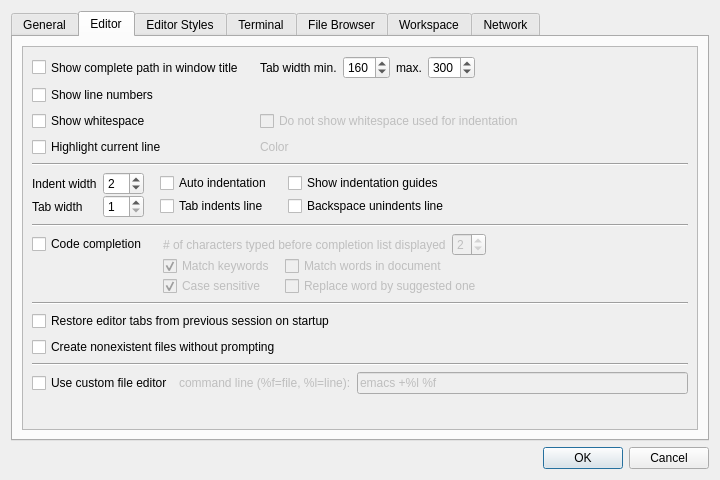
The window that libgui/src/settings-dialog.ui (ctaggart/octave) describes before a commit, drawn with Qt 5.
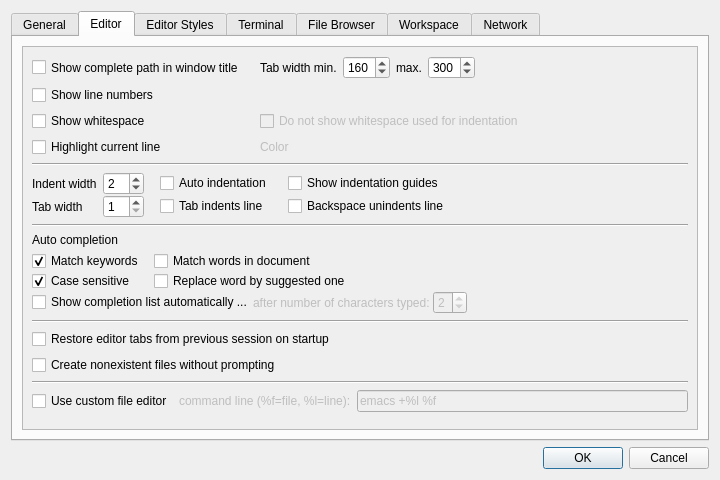
The same window after the commit. The open tabs and pages were chosen to show the change.

Commit message: automatic completion list as user preference (bug #41469)

Patch:
```diff
--- a/libgui/src/settings-dialog.ui
+++ b/libgui/src/settings-dialog.ui
@@ -389,7 +389,7 @@
             <x>0</x>
             <y>0</y>
             <width>662</width>
-            <height>399</height>
+            <height>419</height>
            </rect>
           </property>
           <layout class="QVBoxLayout" name="verticalLayout_16">
@@ -781,75 +781,24 @@
                <property name="verticalSpacing">
                 <number>0</number>
                </property>
-               <item row="0" column="0">
-                <widget class="QCheckBox" name="editor_codeCompletion">
-                 <property name="enabled">
-                  <bool>true</bool>
-                 </property>
-                 <property name="text">
-                  <string>Code completion</string>
-                 </property>
-                 <property name="checked">
-                  <bool>false</bool>
-                 </property>
-                </widget>
-               </item>
-               <item row="0" column="2">
+               <item row="1" column="1">
                 <layout class="QHBoxLayout" name="horizontalLayout_2">
                  <property name="spacing">
                   <number>6</number>
                  </property>
+                 <property name="bottomMargin">
+                  <number>4</number>
+                 </property>
                  <item>
-                  <widget class="QLabel" name="editor_label_ac_threshold">
-                   <property name="enabled">
-                    <bool>false</bool>
-                   </property>
+                  <widget class="QLabel" name="label_16">
                    <property name="text">
-                    <string># of characters typed before completion list displayed</string>
+                    <string>Auto completion</string>
                    </property>
                   </widget>
                  </item>
-                 <item>
-                  <widget class="QSpinBox" name="editor_spinbox_ac_threshold">
-                   <property name="enabled">
-                    <bool>false</bool>
-                   </property>
-                   <property name="toolTip">
-                    <string/>
-                   </property>
-                   <property name="whatsThis">
-                    <string/>
-                   </property>
-                   <property name="suffix">
-                    <string/>
-                   </property>
-                   <property name="minimum">
-                    <number>1</number>
-                   </property>
-                   <property name="maximum">
-                    <number>6</number>
-                   </property>
-                   <property name="value">
-                    <number>2</number>
-                   </property>
-                  </widget>
-                 </item>
-                 <item>
-                  <spacer name="horizontalSpacer_2">
-                   <property name="orientation">
-                    <enum>Qt::Horizontal</enum>
-                   </property>
-                   <property name="sizeHint" stdset="0">
-                    <size>
-                     <width>40</width>
-                     <height>20</height>
-                    </size>
-                   </property>
-                  </spacer>
-                 </item>
                 </layout>
                </item>
-               <item row="1" column="2">
+               <item row="2" column="1">
                 <layout class="QGridLayout" name="gridLayout_3">
                  <property name="verticalSpacing">
                   <number>0</number>
@@ -873,7 +822,7 @@
                  <item row="0" column="0">
                   <widget class="QCheckBox" name="editor_checkbox_ac_keywords">
                    <property name="enabled">
-                    <bool>false</bool>
+                    <bool>true</bool>
                    </property>
                    <property name="text">
                     <string>Match keywords</string>
@@ -886,7 +835,7 @@
                  <item row="1" column="0">
                   <widget class="QCheckBox" name="editor_checkbox_ac_case">
                    <property name="enabled">
-                    <bool>false</bool>
+                    <bool>true</bool>
                    </property>
                    <property name="text">
                     <string>Case sensitive</string>
@@ -899,7 +848,7 @@
                  <item row="1" column="2">
                   <widget class="QCheckBox" name="editor_checkbox_ac_replace">
                    <property name="enabled">
-                    <bool>false</bool>
+                    <bool>true</bool>
                    </property>
                    <property name="text">
                     <string>Replace word by suggested one</string>
@@ -922,7 +871,7 @@
                  <item row="0" column="2">
                   <widget class="QCheckBox" name="editor_checkbox_ac_document">
                    <property name="enabled">
-                    <bool>false</bool>
+                    <bool>true</bool>
                    </property>
                    <property name="text">
                     <string>Match words in document</string>
@@ -944,21 +893,70 @@
                  </item>
                 </layout>
                </item>
-               <item row="0" column="1">
-                <spacer name="horizontalSpacer_7">
-                 <property name="orientation">
-                  <enum>Qt::Horizontal</enum>
-                 </property>
-                 <property name="sizeType">
-                  <enum>QSizePolicy::Fixed</enum>
-                 </property>
-                 <property name="sizeHint" stdset="0">
-                  <size>
-                   <width>10</width>
-                   <height>0</height>
-                  </size>
-                 </property>
-                </spacer>
+               <item row="3" column="1">
+                <layout class="QGridLayout" name="gridLayout_10">
+                 <item row="0" column="1">
+                  <widget class="QLabel" name="editor_label_ac_threshold">
+                   <property name="enabled">
+                    <bool>false</bool>
+                   </property>
+                   <property name="text">
+                    <string>after number of characters typed: </string>
+                   </property>
+                  </widget>
+                 </item>
+                 <item row="0" column="2">
+                  <widget class="QSpinBox" name="editor_spinbox_ac_threshold">
+                   <property name="enabled">
+                    <bool>false</bool>
+                   </property>
+                   <property name="toolTip">
+                    <string/>
+                   </property>
+                   <property name="whatsThis">
+                    <string/>
+                   </property>
+                   <property name="suffix">
+                    <string/>
+                   </property>
+                   <property name="minimum">
+                    <number>1</number>
+                   </property>
+                   <property name="maximum">
+                    <number>6</number>
+                   </property>
+                   <property name="value">
+                    <number>2</number>
+                   </property>
+                  </widget>
+                 </item>
+                 <item row="0" column="0">
+                  <widget class="QCheckBox" name="editor_codeCompletion">
+                   <property name="enabled">
+                    <bool>true</bool>
+                   </property>
+                   <property name="text">
+                    <string>Show completion list automatically ...</string>
+                   </property>
+                   <property name="checked">
+                    <bool>false</bool>
+                   </property>
+                  </widget>
+                 </item>
+                 <item row="0" column="3">
+                  <spacer name="horizontalSpacer_2">
+                   <property name="orientation">
+                    <enum>Qt::Horizontal</enum>
+                   </property>
+                   <property name="sizeHint" stdset="0">
+                    <size>
+                     <width>40</width>
+                     <height>20</height>
+                    </size>
+                   </property>
+                  </spacer>
+                 </item>
+                </layout>
                </item>
               </layout>
              </item>
```
Left out of the diff: 66 changed lines with no effect on the pictures. The commit also changes 4 other files.
